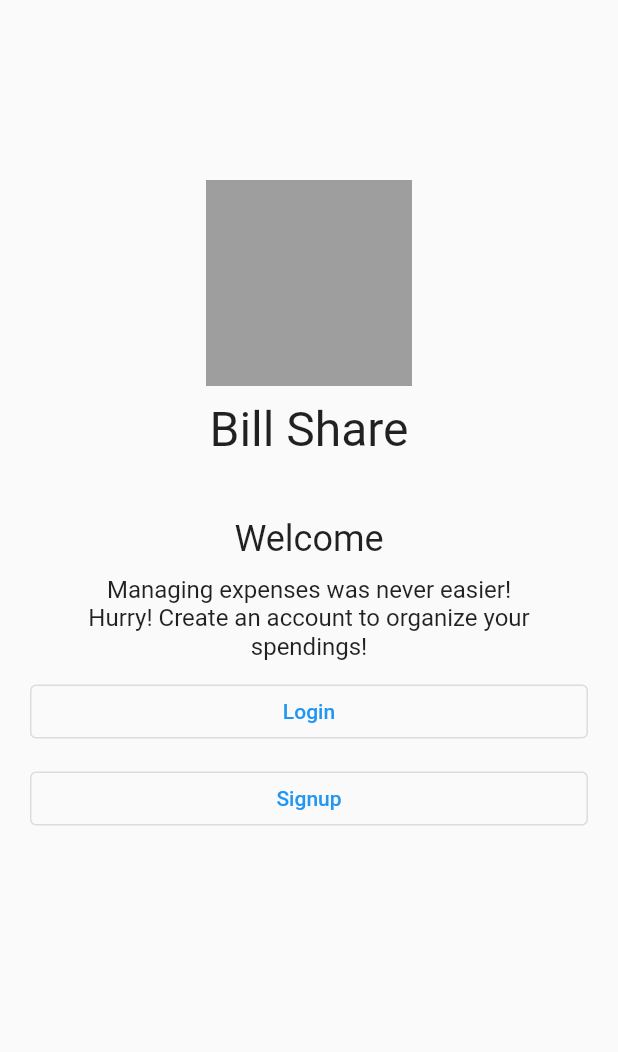
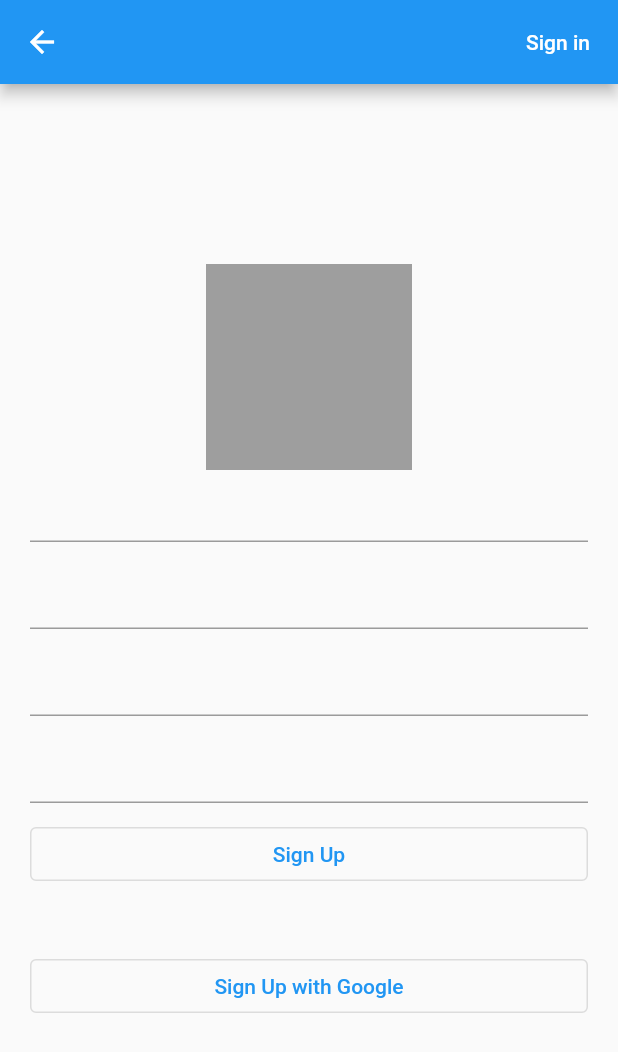
Before and after one commit to yescorp/bill_share_fe, a Flutter app: the screen it shows after launch, on a phone screen of 412 x 824 dp. Shown: the top 1052 px of the screen. Run offline on Flutter 3.47's test engine with Material 2 defaults, Android fonts, the phone set to English and light mode, and no system bars; our stand-ins replace bloc, dio, flutter_bloc, get_it.

Commit message:
sign up screen template added

```diff
--- a/lib/main.dart
+++ b/lib/main.dart
@@ -1,6 +1,7 @@
 import 'package:bill_share/di/dependency_injection.dart';
 import 'package:bill_share/pages/login_intro/login_intro_screen.dart';
 import 'package:bill_share/pages/sign_in/view/sign_in_screen.dart';
+import 'package:bill_share/pages/sign_up/view/sign_up_screen.dart';
 import 'package:flutter/material.dart';
 
 void main() {
@@ -19,7 +20,7 @@ class MyApp extends StatelessWidget {
       theme: ThemeData(
         primarySwatch: Colors.blue,
       ),
-      home: const LoginIntroScreen(),
+      home: const SignupScreen(),
     );
   }
 }
--- /dev/null
+++ b/lib/pages/sign_up/view/sign_up_cubit.dart
@@ -0,0 +1,21 @@
+import 'package:bill_share/pages/sign_up/view/sign_up_state.dart';
+import 'package:bloc/bloc.dart';
+import 'package:flutter/material.dart';
+
+class SignupCubit extends BlocBase<SignupScreenState> {
+  SignupCubit(super.state);
+
+  final TextEditingController emailController = TextEditingController();
+  final TextEditingController usernameController = TextEditingController();
+  final TextEditingController passwordController = TextEditingController();
+  final TextEditingController confirmPasswordController =
+      TextEditingController();
+
+  void onBackButtonPressed() {}
+
+  void onSigninPressed() {}
+
+  void onSubmit() {}
+
+  void onSignupWithGooglePressed() {}
+}
--- /dev/null
+++ b/lib/pages/sign_up/view/sign_up_screen.dart
@@ -0,0 +1,92 @@
+import 'package:bill_share/abstract/base_screen.dart';
+import 'package:bill_share/pages/sign_up/view/sign_up_cubit.dart';
+import 'package:bill_share/pages/sign_up/view/sign_up_state.dart';
+import 'package:flutter/material.dart';
+
+class SignupScreen extends AbstractScreen<SignupScreenState, SignupCubit> {
+  const SignupScreen({super.key});
+
+  @override
+  SignupCubit createCubit() {
+    return SignupCubit(SignupScreenState());
+  }
+
+  @override
+  Widget buildPage(context, cubit, state) {
+    final width = MediaQuery.of(context).size.width / 3;
+
+    return Scaffold(
+      appBar: AppBar(
+        leading: IconButton(
+          icon: const Icon(Icons.arrow_back),
+          onPressed: cubit.onBackButtonPressed,
+        ),
+        title: const Text(''),
+        actions: [
+          Padding(
+            padding: const EdgeInsets.all(8.0),
+            child: TextButton(
+              onPressed: cubit.onSigninPressed,
+              child: const Text(
+                'Sign in',
+                style: TextStyle(color: Colors.white),
+              ),
+            ),
+          ),
+        ],
+      ),
+      body: Padding(
+        padding: const EdgeInsets.symmetric(horizontal: 20, vertical: 40),
+        child: ListView(
+          children: [
+            const SizedBox(
+              height: 80,
+            ),
+            Center(
+              child: Container(
+                width: width,
+                height: width,
+                decoration: const BoxDecoration(
+                  color: Colors.grey,
+                ),
+              ),
+            ),
+            TextField(
+              controller: cubit.emailController,
+            ),
+            const SizedBox(
+              height: 10,
+            ),
+            TextField(
+              controller: cubit.usernameController,
+            ),
+            const SizedBox(
+              height: 10,
+            ),
+            TextField(
+              controller: cubit.passwordController,
+            ),
+            const SizedBox(
+              height: 10,
+            ),
+            TextField(
+              controller: cubit.confirmPasswordController,
+              obscureText: true,
+              obscuringCharacter: '*',
+            ),
+            const SizedBox(height: 10),
+            OutlinedButton(
+              onPressed: cubit.onSubmit,
+              child: const Text('Sign Up'),
+            ),
+            const SizedBox(height: 40),
+            OutlinedButton(
+              onPressed: cubit.onSignupWithGooglePressed,
+              child: const Text('Sign Up with Google'),
+            ),
+          ],
+        ),
+      ),
+    );
+  }
+}
--- /dev/null
+++ b/lib/pages/sign_up/view/sign_up_state.dart
@@ -0,0 +1,3 @@
+class SignupScreenState {
+
+}
```
